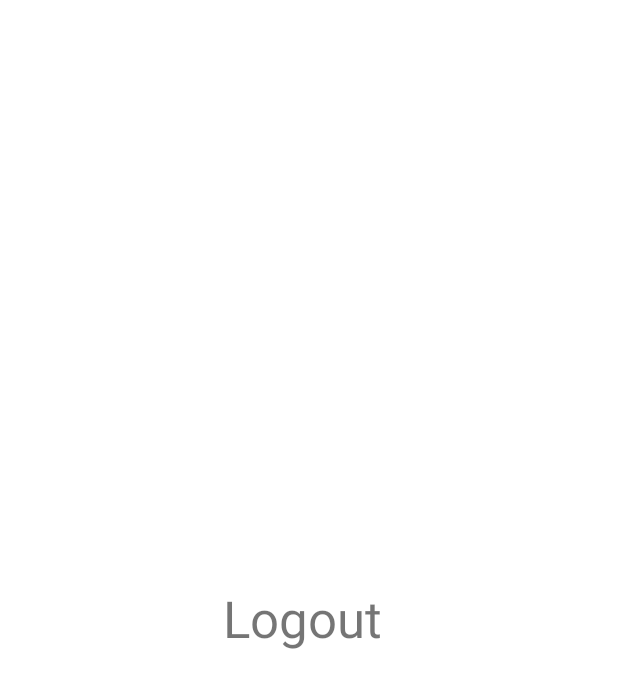
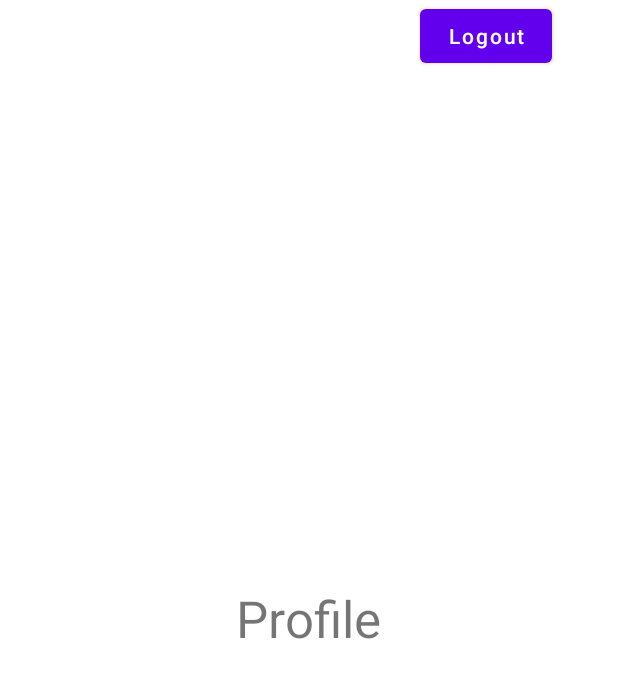
Before and after one commit to bidyutmahato/Mess_Finder, an Android app: the layout fragment_profile.xml on its own in the app's theme, with its tools: preview values and no code run, on a phone screen of 412 x 824 dp. Shown: the top 688 px of the screen. Run offline under Robolectric (Android 15) with nearby library versions, the phone set to English and light mode, and no system bars.

Commit message:
added menu

```diff
--- a/app/src/main/res/layout/fragment_profile.xml
+++ b/app/src/main/res/layout/fragment_profile.xml
@@ -7,13 +7,20 @@
 
     <!-- TODO: Update blank fragment layout -->
     <TextView
-        android:id="@+id/txtLogout"
-        android:layout_width="match_parent"
-        android:layout_height="match_parent"
+        android:layout_width="wrap_content"
+        android:layout_height="wrap_content"
+        android:layout_gravity="center"
         android:gravity="center"
         android:textSize="34dp"
-        android:text="Logout " />
+        android:text="Profile" />
 
+    <Button
+        android:id="@+id/btn_Logout"
+        android:layout_width="wrap_content"
+        android:layout_height="wrap_content"
+        android:layout_marginLeft="280dp"
+        android:textAllCaps="false"
+        android:text="Logout" />
 
 
 </FrameLayout>
```
Also changed, not shown: app/src/main/java/com/bidyut/messfinder/Profile.java (+4 -3 lines).
